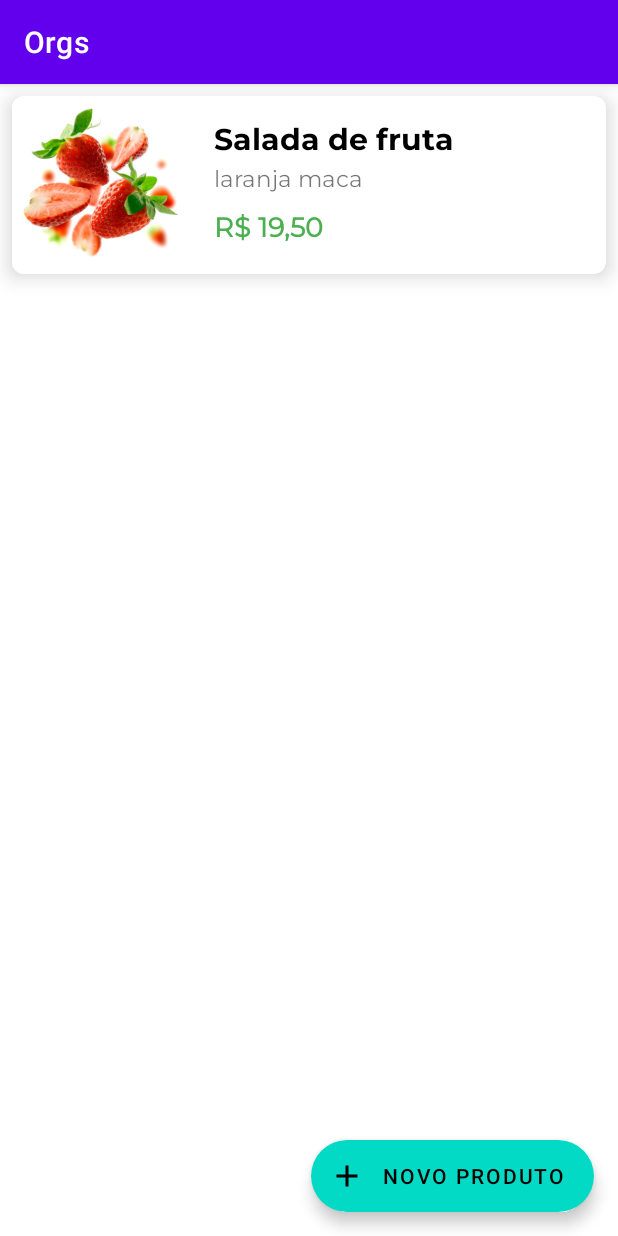
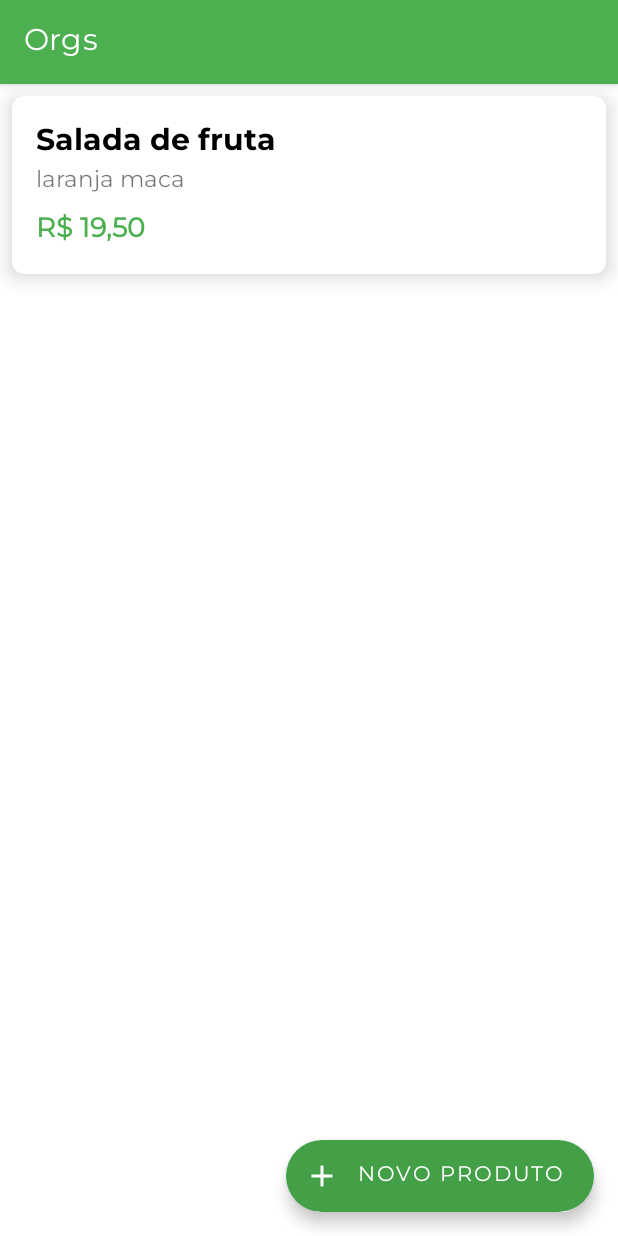
Before and after one commit to ThalesDomingos/Orgs, an Android app: the screen it shows after launch (ListaProdutosActivity), on a phone screen of 412 x 824 dp. Run offline under Robolectric (Android 15) with nearby library versions, the phone set to English and light mode, and no system bars.

Commit message:
Finalizando o Layout e adicionando a Activity de Detalhes do Produto

```diff
--- a/app/build.gradle.kts
+++ b/app/build.gradle.kts
@@ -1,6 +1,7 @@
 plugins {
     id("com.android.application")
     id("org.jetbrains.kotlin.android")
+    id("kotlin-parcelize")
 }
 
 android {
@@ -48,4 +49,7 @@ dependencies {
     testImplementation("junit:junit:4.13.2")
     androidTestImplementation("androidx.test.ext:junit:1.1.5")
     androidTestImplementation("androidx.test.espresso:espresso-core:3.5.1")
+
+    implementation ("io.coil-kt:coil:1.2.2")
+    implementation("io.coil-kt:coil-gif:1.2.2")
 }
--- a/app/src/main/AndroidManifest.xml
+++ b/app/src/main/AndroidManifest.xml
@@ -1,6 +1,7 @@
 <?xml version="1.0" encoding="utf-8"?>
 <manifest xmlns:android="http://schemas.android.com/apk/res/android"
     xmlns:tools="http://schemas.android.com/tools">
+    <uses-permission android:name="android.permission.INTERNET"/>
 
     <application
         android:allowBackup="true"
@@ -12,6 +13,11 @@
         android:supportsRtl="true"
         android:theme="@style/Theme.Orgs"
         tools:targetApi="31">
+
+        <activity
+        android:name=".ui.Activity.DetalhesProdutoActivity"
+        android:theme="@style/Theme.Orgs.NoActionBar" />
+
 
         <activity android:name=".ui.Activity.FormularioProdutoActivity" android:exported="true"/>
 
--- /dev/null
+++ b/app/src/main/java/com/example/orgs/extensions/BigDecimalExtensions.kt
@@ -0,0 +1,12 @@
+package com.example.orgs.extensions
+
+import java.math.BigDecimal
+import java.text.NumberFormat
+import java.util.*
+
+// função de extensão para reutilizar o código de formatação em diferentes pontos do código
+fun BigDecimal.formataParaMoedaBrasileira(): String {
+    val formatador: NumberFormat = NumberFormat
+        .getCurrencyInstance(Locale("pt", "br"))
+    return formatador.format(this)
+}
--- /dev/null
+++ b/app/src/main/java/com/example/orgs/extensions/ImageViewExtensions.kt
@@ -0,0 +1,14 @@
+package com.example.orgs.extensions
+
+import android.icu.number.NumberRangeFormatter.RangeIdentityFallback
+import android.widget.ImageView
+import coil.load
+import com.example.orgs.R
+
+fun ImageView.tentaCarregarImagem (url: String? = null, fallback: Int = R.drawable.imagem_padrao) {
+    load(url) {
+        error(R.drawable.iconejava)
+        fallback(fallback)
+        placeholder(R.drawable.baseline_refresh)
+    }
+}
--- a/app/src/main/java/com/example/orgs/model/Produto.kt
+++ b/app/src/main/java/com/example/orgs/model/Produto.kt
@@ -1,11 +1,12 @@
 package com.example.orgs.model
 
+import android.os.Parcelable
+import kotlinx.parcelize.Parcelize
 import java.math.BigDecimal
 
+@Parcelize
 data class Produto(
     val nome: String,
     val descricao: String,
-    val valor: BigDecimal
-) {
-
-}
+    val valor: BigDecimal,
+    val imagem: String? = null) : Parcelable
--- /dev/null
+++ b/app/src/main/java/com/example/orgs/ui/Activity/ConstantesActivities.kt
@@ -0,0 +1,3 @@
+package com.example.orgs.ui.Activity
+
+const val CHAVE_PRODUTO = "produto"
--- a/app/src/main/java/com/example/orgs/ui/recyclerview/adapter/ListaProdutosAdapter.kt
+++ b/app/src/main/java/com/example/orgs/ui/recyclerview/adapter/ListaProdutosAdapter.kt
@@ -2,9 +2,14 @@ package com.example.orgs.ui.recyclerview.adapter
 
 import android.content.Context
 import android.view.LayoutInflater
+import android.view.View
 import android.view.ViewGroup
 import androidx.recyclerview.widget.RecyclerView
+import coil.load
+import com.example.orgs.R
 import com.example.orgs.databinding.ProdutoItemBinding
+import com.example.orgs.extensions.formataParaMoedaBrasileira
+import com.example.orgs.extensions.tentaCarregarImagem
 import com.example.orgs.model.Produto
 import java.math.BigDecimal
 import java.text.NumberFormat
@@ -12,28 +17,44 @@ import java.util.Locale
 
 class ListaProdutosAdapter(
     private val context: Context,
-    produtos: List<Produto>) : RecyclerView.Adapter<ListaProdutosAdapter.ViewHolder>() {
+    produtos: List<Produto>, var quandoClicaNoItem: (produto: Produto) -> Unit = {}
+            ) : RecyclerView.Adapter<ListaProdutosAdapter.ViewHolder>() {
 
     private val produtos = produtos.toMutableList()
 
-    class ViewHolder(private val binding: ProdutoItemBinding) :
+    inner class ViewHolder(private val binding: ProdutoItemBinding) :
         RecyclerView.ViewHolder(binding.root) {
 
+        private lateinit var produto: Produto
+
+        init {
+            itemView.setOnClickListener{
+                if(::produto.isInitialized){
+                    quandoClicaNoItem(produto)
+                }
+            }
+        }
 
         fun vincula(produto: Produto) {
+            this.produto = produto
             val nome = binding.produtoItemNome
             nome.text = produto.nome
             val descricao = binding.produtoItemDescricao
             descricao.text = produto.descricao
             val valor = binding.produtoItemValor
-            val valorEmMoeda = FormatarParaMoeadabrasileira(produto.valor)
+            val valorEmMoeda: String = produto.valor.formataParaMoedaBrasileira()
             valor.text = valorEmMoeda
+
+            val visibilidade = if (produto.imagem != null) {
+                View.VISIBLE
+            } else {
+                View.GONE }
+
+            binding.imageView.visibility = visibilidade
+
+            binding.imageView.tentaCarregarImagem(produto.imagem)
         }
 
-        private fun FormatarParaMoeadabrasileira(valor: BigDecimal): String? {
-            val formatador = NumberFormat.getCurrencyInstance(Locale("pt", "br"))
-            return formatador.format(valor)
-        }
     }
 
     override fun onCreateViewHolder(parent: ViewGroup, viewType: Int): ViewHolder {
--- a/app/src/main/res/values-night/themes.xml
+++ b/app/src/main/res/values-night/themes.xml
@@ -2,15 +2,17 @@
     <!-- Base application theme. -->
     <style name="Theme.Orgs" parent="Theme.MaterialComponents.DayNight.DarkActionBar">
         <!-- Primary brand color. -->
-        <item name="colorPrimary">@color/purple_200</item>
-        <item name="colorPrimaryVariant">@color/purple_700</item>
-        <item name="colorOnPrimary">@color/black</item>
+        <item name="colorPrimary">@color/colorPrimary</item>
+        <item name="colorPrimaryVariant">@color/colorPrimaryVariant</item>
+        <item name="colorOnPrimary">@color/colorOnPrimary</item>
         <!-- Secondary brand color. -->
-        <item name="colorSecondary">@color/teal_200</item>
-        <item name="colorSecondaryVariant">@color/teal_200</item>
-        <item name="colorOnSecondary">@color/black</item>
+        <item name="colorSecondary">@color/colorSecondary</item>
+        <item name="colorSecondaryVariant">@color/colorSecondaryVariant</item>
+        <item name="colorOnSecondary">@color/colorOnSecondary</item>
         <!-- Status bar color. -->
         <item name="android:statusBarColor">?attr/colorPrimaryVariant</item>
         <!-- Customize your theme here. -->
+
+        <item name="android:fontFamily">@font/montserrat</item>
     </style>
 </resources>
--- a/app/src/main/res/values/colors.xml
+++ b/app/src/main/res/values/colors.xml
@@ -7,4 +7,14 @@
     <color name="teal_700">#FF018786</color>
     <color name="black">#FF000000</color>
     <color name="white">#FFFFFFFF</color>
+
+    <color name="colorPrimary">#4CAF50</color>
+    <color name="colorPrimaryVariant">#00701a</color>
+    <color name="colorOnPrimary">#ffffff</color>
+
+
+    <color name="colorSecondary">#43a047</color>
+    <color name="colorSecondaryVariant">#76d275</color>
+    <color name="colorOnSecondary">#ffffff</color>
+
 </resources>
--- a/app/src/main/res/values/themes.xml
+++ b/app/src/main/res/values/themes.xml
@@ -2,15 +2,22 @@
     <!-- Base application theme. -->
     <style name="Theme.Orgs" parent="Theme.MaterialComponents.DayNight.DarkActionBar">
         <!-- Primary brand color. -->
-        <item name="colorPrimary">@color/purple_500</item>
-        <item name="colorPrimaryVariant">@color/purple_700</item>
-        <item name="colorOnPrimary">@color/white</item>
+        <item name="colorPrimary">@color/colorPrimary</item>
+        <item name="colorPrimaryVariant">@color/colorPrimaryVariant</item>
+        <item name="colorOnPrimary">@color/colorOnPrimary</item>
         <!-- Secondary brand color. -->
-        <item name="colorSecondary">@color/teal_200</item>
-        <item name="colorSecondaryVariant">@color/teal_700</item>
-        <item name="colorOnSecondary">@color/black</item>
+        <item name="colorSecondary">@color/colorSecondary</item>
+        <item name="colorSecondaryVariant">@color/colorSecondaryVariant</item>
+        <item name="colorOnSecondary">@color/colorOnSecondary</item>
         <!-- Status bar color. -->
         <item name="android:statusBarColor">?attr/colorPrimaryVariant</item>
         <!-- Customize your theme here. -->
+
+        <item name="android:fontFamily">@font/montserrat</item>
+    </style>
+
+    <style name="Theme.Orgs.NoActionBar" parent="Theme.Orgs">
+        <item name="windowActionBar">false</item>
+        <item name="windowNoTitle">true</item>
     </style>
 </resources>
```
Also changed, not shown: app/src/main/java/com/example/orgs/ui/Activity/DetalhesProdutoActivity.kt (added, +38 -0 lines), app/src/main/java/com/example/orgs/ui/Activity/FormularioProdutoActivity.kt (+24 -12 lines), app/src/main/java/com/example/orgs/ui/Activity/ListaProdutosActivity.kt (+12 -4 lines), app/src/main/java/com/example/orgs/ui/dialog/FormularioImagemDialog.kt (added, +42 -0 lines), app/src/main/res/layout/detalhes_do_produto.xml (added, +82 -0 lines).
